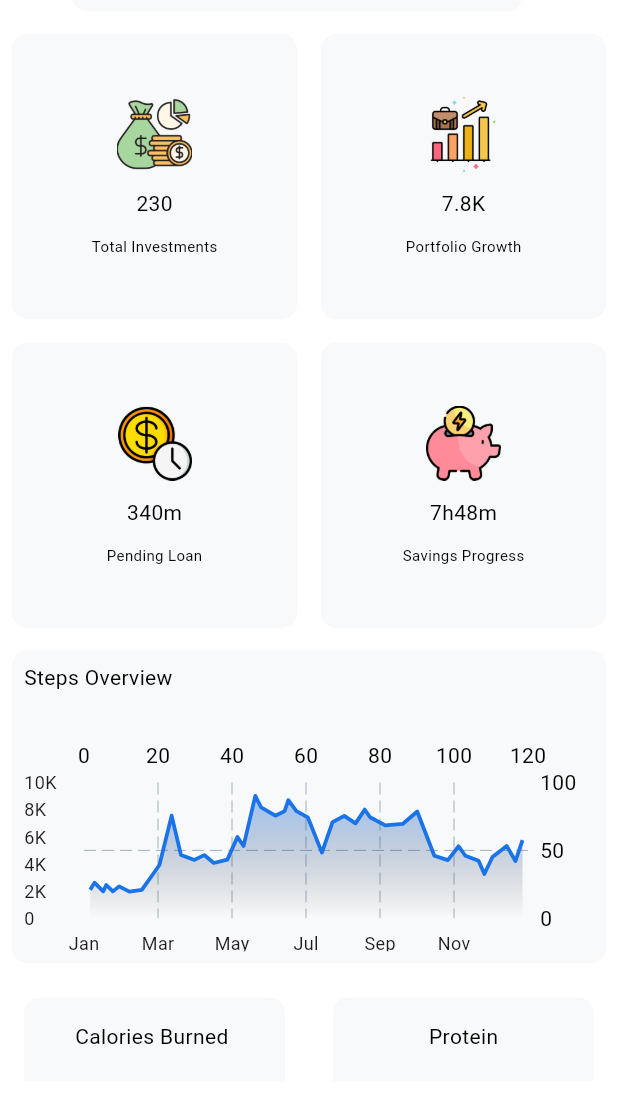
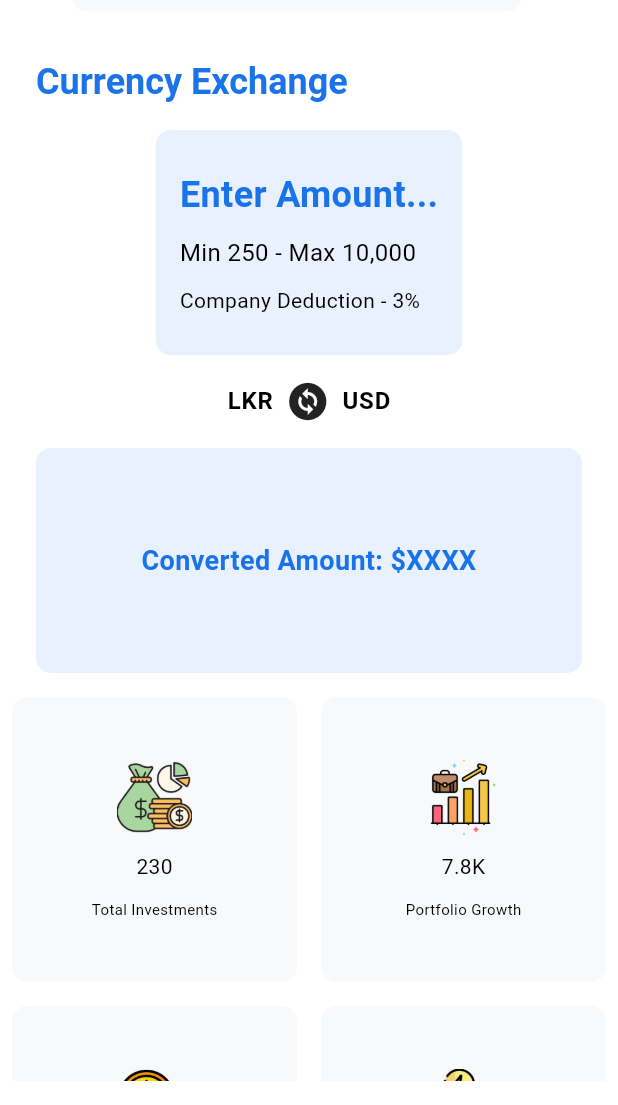
Before and after one commit to Nadun-Charuka/MyFinovate, a Flutter app: the screen it shows after launch, on a phone screen of 412 x 824 dp, the part 131-1236 px from its top. Run offline on Flutter 3.47's test engine with Material 3 defaults, Android fonts, the phone set to English and light mode, and no system bars; drawn by our look-alikes of fl_chart; our stand-ins replace shared_preferences.

Commit message:
currency_exchange

```diff
--- a/lib/data/side_menu_data.dart
+++ b/lib/data/side_menu_data.dart
@@ -7,17 +7,17 @@
       icon: Icons.home,
       title: "Dashboard",
     ),
-    SideMenuItem(
-      icon: Icons.currency_exchange,
-      title: "Currency Exchange",
-    ),
+    // SideMenuItem(
+    //   icon: Icons.currency_exchange,
+    //   title: "Currency Exchange",
+    // ),
     SideMenuItem(
       icon: Icons.inventory,
       title: "Investments",
     ),
     SideMenuItem(
       icon: Icons.person_3,
-      title: "Client Data",
+      title: "Customer Service",
     ),
     SideMenuItem(
       icon: Icons.settings,
--- /dev/null
+++ b/lib/widgets/currency_exchange.dart
@@ -0,0 +1,174 @@
+import 'package:flutter/material.dart';
+
+class CurrencyExchange extends StatelessWidget {
+  const CurrencyExchange({super.key});
+
+  @override
+  Widget build(BuildContext context) {
+    return LayoutBuilder(
+      builder: (context, constraints) {
+        final isMobile = constraints.maxWidth < 600;
+
+        return Padding(
+          padding: const EdgeInsets.all(16.0),
+          child: Column(
+            crossAxisAlignment: CrossAxisAlignment.center,
+            children: [
+              Align(
+                alignment: Alignment.centerLeft,
+                child: Text(
+                  "Currency Exchange",
+                  style: Theme.of(context).textTheme.headlineSmall!.copyWith(
+                        fontWeight: FontWeight.bold,
+                        color: Theme.of(context).primaryColor,
+                      ),
+                ),
+              ),
+              const SizedBox(height: 16),
+              // Input section
+              isMobile
+                  ? _buildVerticalLayout(context)
+                  : _buildHorizontalLayout(context),
+            ],
+          ),
+        );
+      },
+    );
+  }
+
+  // Vertical Layout for Mobile
+  Widget _buildVerticalLayout(BuildContext context) {
+    return Column(
+      children: [
+        _buildInputCard(context, "Enter Amount...", "Min 250 - Max 10,000"),
+        const SizedBox(height: 16),
+        Row(
+          mainAxisAlignment: MainAxisAlignment.center,
+          children: [
+            Text(
+              "LKR",
+              style: Theme.of(context).textTheme.bodyLarge!.copyWith(
+                    fontWeight: FontWeight.bold,
+                  ),
+            ),
+            const SizedBox(width: 8),
+            const Icon(Icons.change_circle, size: 30),
+            const SizedBox(width: 8),
+            Text(
+              "USD",
+              style: Theme.of(context).textTheme.bodyLarge!.copyWith(
+                    fontWeight: FontWeight.bold,
+                  ),
+            ),
+          ],
+        ),
+        const SizedBox(height: 16),
+        _buildOutputCard(context),
+      ],
+    );
+  }
+
+  // Horizontal Layout for Web
+  Widget _buildHorizontalLayout(BuildContext context) {
+    return Row(
+      mainAxisAlignment: MainAxisAlignment.spaceEvenly,
+      children: [
+        Expanded(
+          flex: 2,
+          child: _buildInputCard(
+              context, "Enter Amount...", "Min 250 - Max 10,000"),
+        ),
+        Expanded(
+          flex: 1,
+          child: Row(
+            mainAxisAlignment: MainAxisAlignment.center,
+            children: [
+              Text(
+                "LKR",
+                style: Theme.of(context).textTheme.bodyLarge!.copyWith(
+                      fontWeight: FontWeight.bold,
+                    ),
+              ),
+              const SizedBox(width: 8),
+              const Icon(Icons.change_circle, size: 30),
+              const SizedBox(width: 8),
+              Text(
+                "USD",
+                style: Theme.of(context).textTheme.bodyLarge!.copyWith(
+                      fontWeight: FontWeight.bold,
+                    ),
+              ),
+            ],
+          ),
+        ),
+        Expanded(
+          flex: 2,
+          child: _buildOutputCard(context),
+        ),
+      ],
+    );
+  }
+
+  // Input Card
+  Widget _buildInputCard(BuildContext context, String title, String subtitle) {
+    return Container(
+      height: 150,
+      padding: const EdgeInsets.all(16.0),
+      decoration: BoxDecoration(
+        borderRadius: BorderRadius.circular(10),
+        color: Theme.of(context).primaryColor.withOpacity(0.1),
+      ),
+      child: Column(
+        mainAxisAlignment: MainAxisAlignment.spaceEvenly,
+        crossAxisAlignment: CrossAxisAlignment.start,
+        children: [
+          Text(
+            title,
+            style: TextStyle(
+              fontSize: 24,
+              fontWeight: FontWeight.bold,
+              color: Theme.of(context).primaryColor,
+            ),
+          ),
+          Text(
+            subtitle,
+            style: TextStyle(
+              fontSize: 16,
+              color: Theme.of(context).textTheme.bodyMedium!.color,
+            ),
+          ),
+          Text(
+            "Company Deduction - 3%",
+            style: TextStyle(
+              fontSize: 14,
+              color: Theme.of(context).textTheme.bodyMedium!.color,
+            ),
+          ),
+        ],
+      ),
+    );
+  }
+
+  // Output Card
+  Widget _buildOutputCard(BuildContext context) {
+    return Container(
+      height: 150,
+      padding: const EdgeInsets.all(16.0),
+      decoration: BoxDecoration(
+        borderRadius: BorderRadius.circular(10),
+        color: Theme.of(context).primaryColor.withOpacity(0.1),
+      ),
+      child: Center(
+        child: Text(
+          "Converted Amount: \$XXXX",
+          style: TextStyle(
+            fontSize: 18,
+            fontWeight: FontWeight.bold,
+            color: Theme.of(context).primaryColor,
+          ),
+          textAlign: TextAlign.center,
+        ),
+      ),
+    );
+  }
+}
--- a/lib/widgets/dashboard.dart
+++ b/lib/widgets/dashboard.dart
@@ -1,5 +1,6 @@
 import 'package:fitness_tracker_v90/widgets/activity_widget.dart';
 import 'package:fitness_tracker_v90/widgets/bar_graph_card.dart';
+import 'package:fitness_tracker_v90/widgets/currency_exchange.dart';
 import 'package:fitness_tracker_v90/widgets/custom_sized_box.dart';
 import 'package:fitness_tracker_v90/widgets/header_widget.dart';
 import 'package:fitness_tracker_v90/widgets/line_chart_card.dart';
@@ -23,6 +24,7 @@
             CustomSizedBox1(),
             HeaderWidget(),
             CustomSizedBox1(),
+            CurrencyExchange(),
             ActivityWidget(),
             CustomSizedBox1(),
             LineChartCard(),
--- a/lib/widgets/summary.dart
+++ b/lib/widgets/summary.dart
@@ -50,7 +50,7 @@
                 mainAxisAlignment: MainAxisAlignment.spaceBetween,
                 children: [
                   const Text(
-                    "Enable Dark Theme",
+                    "Dark Theme",
                     style: TextStyle(fontSize: 16, fontWeight: FontWeight.w600),
                   ),
                   Switch(
```
